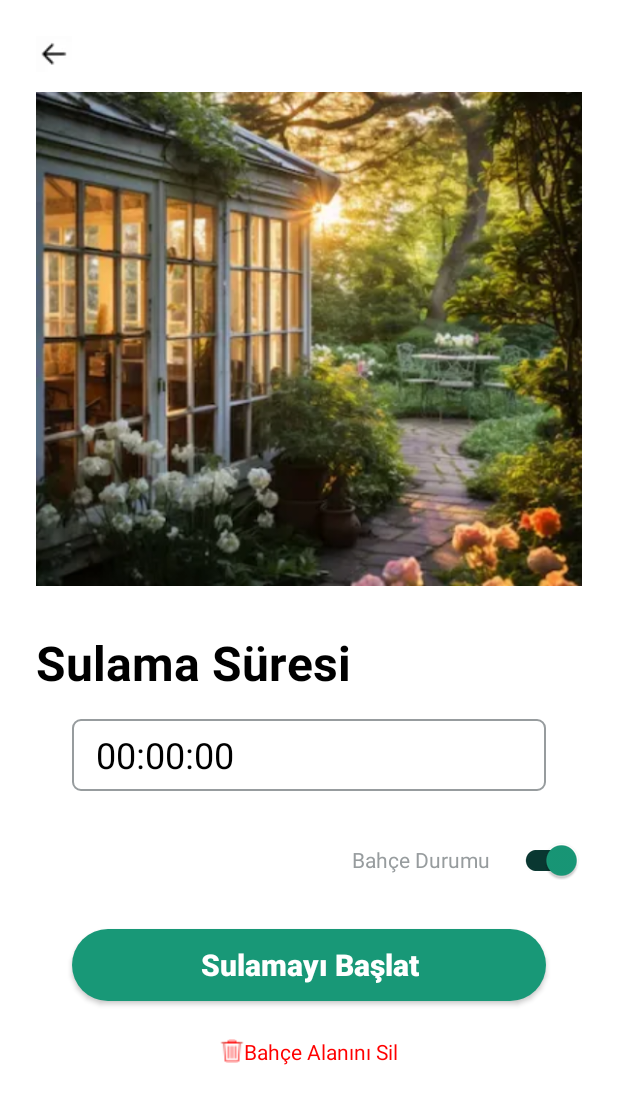
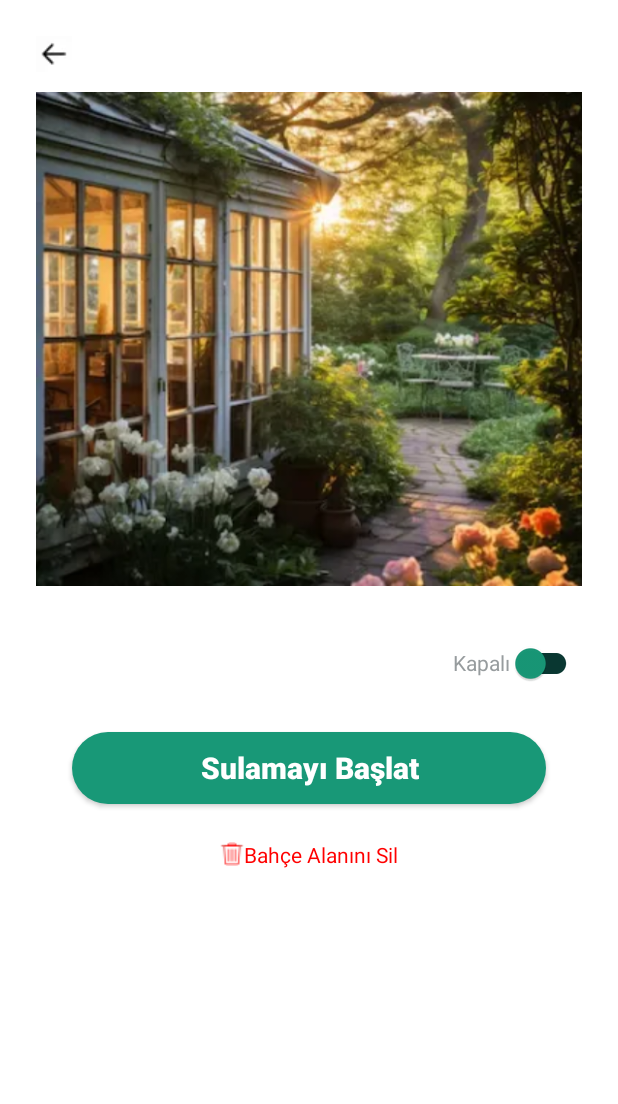
Before and after one commit to elifcr/Sulama_Sistemi, an Android app: the AreaActivity screen opened directly, with no data from a screen before it, on a phone screen of 412 x 824 dp. Shown: the top 1104 px of the screen. Run offline under Robolectric (Android 15) with nearby library versions, the phone set to English and light mode, and no system bars; our stand-ins replace Firebase (no records; nobody signed in at launch, a user with empty details on screens opened directly).

Commit message:
Düzenlemeler

```diff
--- a/app/build.gradle.kts
+++ b/app/build.gradle.kts
@@ -55,6 +55,7 @@ dependencies {
     implementation ("com.caverock:androidsvg:1.4")
     implementation(libs.firebase.firestore.ktx)
     implementation(libs.firebase.database.ktx)
+    implementation(libs.firebase.messaging.ktx)
     testImplementation(libs.junit)
     androidTestImplementation(libs.androidx.junit)
     androidTestImplementation(libs.androidx.espresso.core)
--- a/app/src/main/java/com/example/myapplication/AreaActivity.kt
+++ b/app/src/main/java/com/example/myapplication/AreaActivity.kt
@@ -1,44 +1,101 @@
 package com.example.myapplication
 
+import android.content.SharedPreferences
 import android.os.Bundle
 import android.view.View
+import android.widget.Button
 import android.widget.TextView
 import android.widget.Toast
-import androidx.activity.enableEdgeToEdge
 import androidx.appcompat.app.AppCompatActivity
 import androidx.appcompat.widget.SwitchCompat
-import androidx.core.view.ViewCompat
-import androidx.core.view.WindowInsetsCompat
 import com.google.firebase.auth.FirebaseAuth
 import com.google.firebase.firestore.FirebaseFirestore
 
 
 class AreaActivity : AppCompatActivity() {
     private lateinit var auth: FirebaseAuth
+    private lateinit var sulamaButton: Button
+    private lateinit var switchButton: SwitchCompat
+    private var isSulamaRunning = false
+    private var isSwitchChecked = false
+    private lateinit var sharedPreferences: SharedPreferences
+
     override fun onCreate(savedInstanceState: Bundle?) {
         super.onCreate(savedInstanceState)
-        enableEdgeToEdge()
+        setContentView(R.layout.activity_area)
 
         auth = FirebaseAuth.getInstance()
+        sharedPreferences = getSharedPreferences("com.example.myapplication", MODE_PRIVATE)
+        sulamaButton = findViewById(R.id.sulamaButton)
+        switchButton = findViewById(R.id.switchButton)
 
-        setContentView(R.layout.activity_area)
-        ViewCompat.setOnApplyWindowInsetsListener(findViewById(R.id.main)) { v, insets ->
-            val systemBars = insets.getInsets(WindowInsetsCompat.Type.systemBars())
-            v.setPadding(systemBars.left, systemBars.top, systemBars.right, systemBars.bottom)
-            insets
-        }
-        val switchButton = findViewById<SwitchCompat>(R.id.switchButton)
+        isSulamaRunning = sharedPreferences.getBoolean("isSulamaRunning", false)
+        isSwitchChecked = sharedPreferences.getBoolean("isSwitchChecked", false)
+
+        updateButtonText()
+        switchButton.isChecked = isSwitchChecked
+        updateSwitchText()
 
         switchButton.setOnCheckedChangeListener { _, isChecked ->
-            val context = this@AreaActivity
+            isSwitchChecked = isChecked
+            updateSwitchText()
+            savePreferences()
+        }
 
-            if (isChecked) {
-                switchButton.text = "Açık"
-            } else {
-                switchButton.text = "Kapalı"
+        sulamaButton.setOnClickListener {
+            if (!isSwitchChecked) {
+                Toast.makeText(this, "Bahçe durumu kapalı, sulama yapılamaz.", Toast.LENGTH_SHORT).show()
+                return@setOnClickListener
+            }
+
+            isSulamaRunning = !isSulamaRunning
+            updateButtonText()
+            showToastMessage()
+            savePreferences()
+        }
+
+        sharedPreferences.registerOnSharedPreferenceChangeListener { _, key ->
+            if (key == "isSwitchChecked") {
+                isSwitchChecked = sharedPreferences.getBoolean(key, false)
+                switchButton.isChecked = isSwitchChecked
+                updateSwitchText()
             }
         }
     }
+
+    private fun updateButtonText() {
+        val startButtonText = "Sulamayı Başlat"
+        val stopButtonText = "Sulamayı Durdur"
+        if (isSulamaRunning) {
+            sulamaButton.text = stopButtonText
+        } else {
+            sulamaButton.text = startButtonText
+        }
+    }
+
+    private fun updateSwitchText() {
+        if (isSwitchChecked) {
+            switchButton.text = "Açık"
+        } else {
+            switchButton.text = "Kapalı"
+        }
+    }
+
+    private fun showToastMessage() {
+        if (isSulamaRunning) {
+            Toast.makeText(this, "Sulama başladı", Toast.LENGTH_SHORT).show()
+        } else {
+            Toast.makeText(this, "Sulama durduruldu", Toast.LENGTH_SHORT).show()
+        }
+    }
+
+    private fun savePreferences() {
+        val editor = sharedPreferences.edit()
+        editor.putBoolean("isSulamaRunning", isSulamaRunning)
+        editor.putBoolean("isSwitchChecked", isSwitchChecked)
+        editor.apply()
+    }
+
     fun deleteGardenArea(view: View) {
         val firebaseUser = auth.currentUser
         val db = FirebaseFirestore.getInstance()
--- a/app/src/main/res/layout/activity_area.xml
+++ b/app/src/main/res/layout/activity_area.xml
@@ -34,41 +34,6 @@
             app:layout_constraintTop_toBottomOf="@id/geriArea" />
 
 
-        <RelativeLayout
-            android:id="@+id/time"
-            android:layout_width="match_parent"
-            android:layout_height="match_parent"
-            app:layout_constraintEnd_toEndOf="parent"
-            app:layout_constraintStart_toStartOf="parent"
-            app:layout_constraintTop_toBottomOf="@+id/src">
-
-            <TextView
-                android:id="@+id/textView6"
-                android:layout_width="wrap_content"
-                android:layout_height="wrap_content"
-                android:layout_marginTop="24dp"
-                android:text="Sulama Süresi"
-                android:textColor="@color/black"
-                android:textSize="32dp"
-                android:textStyle="bold" />
-
-            <TextView
-                android:id="@+id/timerTextView"
-                android:layout_width="match_parent"
-                android:layout_height="48dp"
-                android:layout_below="@+id/textView6"
-                android:layout_marginHorizontal="24dp"
-                android:layout_marginTop="16dp"
-                android:background="@drawable/textfield"
-                android:drawablePadding="8dp"
-                android:gravity="center|left"
-                android:paddingHorizontal="16dp"
-                android:text="00:00:00"
-                android:textColor="@color/girisYap"
-                android:textSize="24dp" />
-
-        </RelativeLayout>
-
         <androidx.appcompat.widget.SwitchCompat
             android:id="@+id/switchButton"
             android:layout_width="wrap_content"
@@ -78,7 +43,7 @@
             android:text="Bahçe Durumu    "
             android:textColor="@color/text"
             app:layout_constraintEnd_toEndOf="parent"
-            app:layout_constraintTop_toBottomOf="@id/time"
+            app:layout_constraintTop_toBottomOf="@id/src"
             app:thumbTint="@color/button"
             app:trackTint="@color/background" />
 
@@ -101,7 +66,6 @@
             app:layout_constraintStart_toStartOf="parent"
             app:layout_constraintTop_toBottomOf="@+id/switchButton" />
 
-
         <TextView
             android:layout_width="wrap_content"
             android:layout_height="wrap_content"
--- a/gradle/libs.versions.toml
+++ b/gradle/libs.versions.toml
@@ -16,6 +16,7 @@ lifecycleLivedataKtx = "2.6.1"
 lifecycleViewmodelKtx = "2.6.1"
 firebaseFirestoreKtx = "25.0.0"
 firebaseDatabaseKtx = "21.0.0"
+firebaseMessagingKtx = "24.0.0"
 
 [libraries]
 androidx-core-ktx = { group = "androidx.core", name = "core-ktx", version.ref = "coreKtx" }
@@ -33,6 +34,7 @@ androidx-lifecycle-livedata-ktx = { group = "androidx.lifecycle", name = "lifecy
 androidx-lifecycle-viewmodel-ktx = { group = "androidx.lifecycle", name = "lifecycle-viewmodel-ktx", version.ref = "lifecycleViewmodelKtx" }
 firebase-firestore-ktx = { group = "com.google.firebase", name = "firebase-firestore-ktx", version.ref = "firebaseFirestoreKtx" }
 firebase-database-ktx = { group = "com.google.firebase", name = "firebase-database-ktx", version.ref = "firebaseDatabaseKtx" }
+firebase-messaging-ktx = { group = "com.google.firebase", name = "firebase-messaging-ktx", version.ref = "firebaseMessagingKtx" }
 
 [plugins]
 androidApplication = { id = "com.android.application", version.ref = "agp" }
```
Also changed, not shown: app/src/main/java/com/example/myapplication/HomePageActivity.kt (+37 -13 lines), app/src/main/java/com/example/myapplication/NotificationActivity.kt (deleted, +0 -20 lines), app/src/main/res/layout/activity_home_page.xml (+0 -15 lines), app/src/main/res/layout/activity_notification.xml (deleted, +0 -11 lines).
